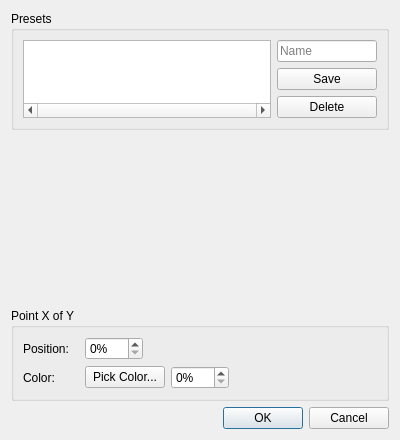
Qt form src/gui/gradientdialog.ui (ckb-next/ckb-next) before a commit.
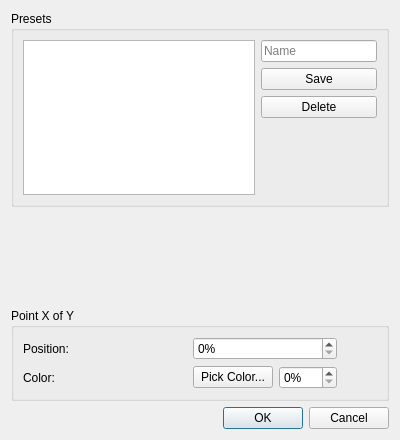
The same form after that commit. Custom widgets are drawn as their Qt base class.

Commit message:
gui: gradientdialog - Update design files
- Convert main layout to a vertical one, as there is only one column,
- resize preset list widget to allow for more visible items,
- make dialog resizable vertically,
- change flow of preset list to be more intuitive (fill the items left
  to right and wrap at the width, instead of listing into a horizontal
  scrolling view),
- display scroll bars in preset list only when necessary, and
- minor changes like spacer changes, etc.

```diff
--- a/src/gui/gradientdialog.ui
+++ b/src/gui/gradientdialog.ui
@@ -10,6 +10,12 @@
     <height>440</height>
    </rect>
   </property>
+  <property name="sizePolicy">
+   <sizepolicy hsizetype="Preferred" vsizetype="Expanding">
+    <horstretch>0</horstretch>
+    <verstretch>0</verstretch>
+   </sizepolicy>
+  </property>
   <property name="minimumSize">
    <size>
     <width>400</width>
@@ -19,7 +25,7 @@
   <property name="maximumSize">
    <size>
     <width>400</width>
-    <height>440</height>
+    <height>16777215</height>
    </size>
   </property>
   <property name="focusPolicy">
@@ -28,40 +34,113 @@
   <property name="windowTitle">
    <string>Pick Gradient</string>
   </property>
-  <layout class="QGridLayout" name="gridLayout">
-   <item row="1" column="0">
-    <spacer name="verticalSpacer">
-     <property name="orientation">
-      <enum>Qt::Vertical</enum>
+  <layout class="QVBoxLayout" name="verticalLayout">
+   <item>
+    <widget class="QGroupBox" name="groupBox_2">
+     <property name="sizePolicy">
+      <sizepolicy hsizetype="Preferred" vsizetype="Preferred">
+       <horstretch>0</horstretch>
+       <verstretch>0</verstretch>
+      </sizepolicy>
      </property>
-     <property name="sizeType">
-      <enum>QSizePolicy::Expanding</enum>
+     <property name="title">
+      <string>Presets</string>
      </property>
-     <property name="sizeHint" stdset="0">
-      <size>
-       <width>0</width>
-       <height>0</height>
-      </size>
-     </property>
-    </spacer>
+     <layout class="QHBoxLayout" name="horizontalLayout_4" stretch="2,1">
+      <item>
+       <widget class="QListWidget" name="presetList">
+        <property name="sizePolicy">
+         <sizepolicy hsizetype="Expanding" vsizetype="Preferred">
+          <horstretch>0</horstretch>
+          <verstretch>0</verstretch>
+         </sizepolicy>
+        </property>
+        <property name="horizontalScrollBarPolicy">
+         <enum>Qt::ScrollBarAlwaysOff</enum>
+        </property>
+        <property name="sizeAdjustPolicy">
+         <enum>QAbstractScrollArea::AdjustToContents</enum>
+        </property>
+        <property name="iconSize">
+         <size>
+          <width>64</width>
+          <height>64</height>
+         </size>
+        </property>
+        <property name="horizontalScrollMode">
+         <enum>QAbstractItemView::ScrollPerItem</enum>
+        </property>
+        <property name="flow">
+         <enum>QListView::LeftToRight</enum>
+        </property>
+        <property name="isWrapping" stdset="0">
+         <bool>true</bool>
+        </property>
+        <property name="resizeMode">
+         <enum>QListView::Adjust</enum>
+        </property>
+        <property name="viewMode">
+         <enum>QListView::IconMode</enum>
+        </property>
+        <property name="uniformItemSizes">
+         <bool>true</bool>
+        </property>
+        <property name="wordWrap">
+         <bool>true</bool>
+        </property>
+       </widget>
+      </item>
+      <item>
+       <layout class="QVBoxLayout" name="verticalLayout_2">
+        <item>
+         <widget class="QLineEdit" name="presetName">
+          <property name="maxLength">
+           <number>30</number>
+          </property>
+          <property name="placeholderText">
+           <string>Name</string>
+          </property>
+         </widget>
+        </item>
+        <item>
+         <widget class="QPushButton" name="presetSave">
+          <property name="text">
+           <string>Save</string>
+          </property>
+          <property name="autoDefault">
+           <bool>false</bool>
+          </property>
+         </widget>
+        </item>
+        <item>
+         <widget class="QPushButton" name="presetDelete">
+          <property name="text">
+           <string>Delete</string>
+          </property>
+          <property name="autoDefault">
+           <bool>false</bool>
+          </property>
+         </widget>
+        </item>
+        <item>
+         <spacer name="verticalSpacer">
+          <property name="orientation">
+           <enum>Qt::Vertical</enum>
+          </property>
+          <property name="sizeHint" stdset="0">
+           <size>
+            <width>20</width>
+            <height>40</height>
+           </size>
+          </property>
+         </spacer>
+        </item>
+       </layout>
+      </item>
+     </layout>
+    </widget>
    </item>
-   <item row="3" column="0">
-    <spacer name="verticalSpacer_2">
-     <property name="orientation">
-      <enum>Qt::Vertical</enum>
-     </property>
-     <property name="sizeType">
-      <enum>QSizePolicy::Fixed</enum>
-     </property>
-     <property name="sizeHint" stdset="0">
-      <size>
-       <width>0</width>
-       <height>15</height>
-      </size>
-     </property>
-    </spacer>
-   </item>
-   <item row="2" column="0">
+   <item>
     <widget class="GradientDialogWidget" name="widget" native="true">
      <property name="sizePolicy">
       <sizepolicy hsizetype="Preferred" vsizetype="Fixed">
@@ -83,17 +162,23 @@
      </property>
     </widget>
    </item>
-   <item row="5" column="0">
-    <widget class="QDialogButtonBox" name="buttonBox">
+   <item>
+    <spacer name="verticalSpacer_2">
      <property name="orientation">
       <enum>Qt::Horizontal</enum>
      </property>
      <property name="standardButtons">
       <set>QDialogButtonBox::Cancel|QDialogButtonBox::Ok</set>
      </property>
-    </widget>
+     <property name="sizeHint" stdset="0">
+      <size>
+       <width>0</width>
+       <height>15</height>
+      </size>
+     </property>
+    </spacer>
    </item>
-   <item row="4" column="0">
+   <item>
     <widget class="QGroupBox" name="stopBox">
      <property name="sizePolicy">
       <sizepolicy hsizetype="Preferred" vsizetype="Fixed">
@@ -127,7 +212,7 @@
         <item>
          <spacer name="horizontalSpacer_2">
           <property name="orientation">
-           <enum>Qt::Horizontal</enum>
+           <enum>Qt::Vertical</enum>
           </property>
           <property name="sizeHint" stdset="0">
            <size>
@@ -161,7 +246,7 @@
         <item>
          <spacer name="horizontalSpacer">
           <property name="orientation">
-           <enum>Qt::Horizontal</enum>
+           <enum>Qt::Vertical</enum>
           </property>
           <property name="sizeHint" stdset="0">
            <size>
@@ -183,7 +268,7 @@
       <item row="0" column="1">
        <spacer name="horizontalSpacer_3">
         <property name="orientation">
-         <enum>Qt::Horizontal</enum>
+         <enum>Qt::Vertical</enum>
         </property>
         <property name="sizeType">
          <enum>QSizePolicy::Fixed</enum>
@@ -199,83 +284,11 @@
      </layout>
     </widget>
    </item>
-   <item row="0" column="0">
-    <widget class="QGroupBox" name="groupBox_2">
-     <property name="sizePolicy">
-      <sizepolicy hsizetype="Preferred" vsizetype="Fixed">
-       <horstretch>0</horstretch>
-       <verstretch>0</verstretch>
-      </sizepolicy>
+   <item>
+    <widget class="QDialogButtonBox" name="buttonBox">
+     <property name="standardButtons">
+      <set>QDialogButtonBox::Cancel|QDialogButtonBox::Ok</set>
      </property>
-     <property name="title">
-      <string>Presets</string>
-     </property>
-     <layout class="QGridLayout" name="gridLayout_3">
-      <item row="0" column="0" rowspan="3">
-       <widget class="QListWidget" name="presetList">
-        <property name="sizePolicy">
-         <sizepolicy hsizetype="Expanding" vsizetype="Preferred">
-          <horstretch>0</horstretch>
-          <verstretch>0</verstretch>
-         </sizepolicy>
-        </property>
-        <property name="frameShadow">
-         <enum>QFrame::Plain</enum>
-        </property>
-        <property name="horizontalScrollBarPolicy">
-         <enum>Qt::ScrollBarAlwaysOn</enum>
-        </property>
-        <property name="iconSize">
-         <size>
-          <width>64</width>
-          <height>64</height>
-         </size>
-        </property>
-        <property name="horizontalScrollMode">
-         <enum>QAbstractItemView::ScrollPerPixel</enum>
-        </property>
-        <property name="flow">
-         <enum>QListView::TopToBottom</enum>
-        </property>
-        <property name="viewMode">
-         <enum>QListView::IconMode</enum>
-        </property>
-        <property name="uniformItemSizes">
-         <bool>true</bool>
-        </property>
-       </widget>
-      </item>
-      <item row="0" column="1">
-       <widget class="QLineEdit" name="presetName">
-        <property name="maxLength">
-         <number>30</number>
-        </property>
-        <property name="placeholderText">
-         <string>Name</string>
-        </property>
-       </widget>
-      </item>
-      <item row="1" column="1">
-       <widget class="QPushButton" name="presetSave">
-        <property name="text">
-         <string>Save</string>
-        </property>
-        <property name="autoDefault">
-         <bool>false</bool>
-        </property>
-       </widget>
-      </item>
-      <item row="2" column="1">
-       <widget class="QPushButton" name="presetDelete">
-        <property name="text">
-         <string>Delete</string>
-        </property>
-        <property name="autoDefault">
-         <bool>false</bool>
-        </property>
-       </widget>
-      </item>
-     </layout>
     </widget>
    </item>
   </layout>
```
Left out of the diff: 11 changed lines with no effect on the pictures.
